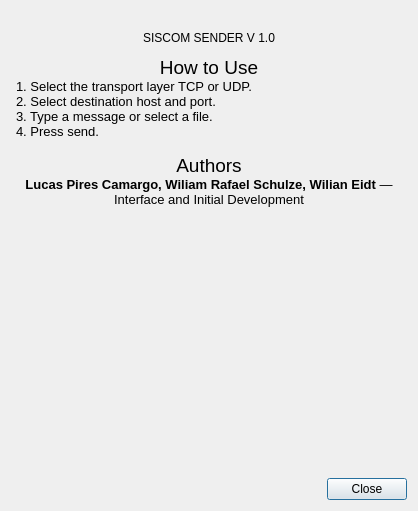
lucaspcamargo/ufsc-siscom-sender, file siscom-sender/helpdialog.ui: the form before one commit.
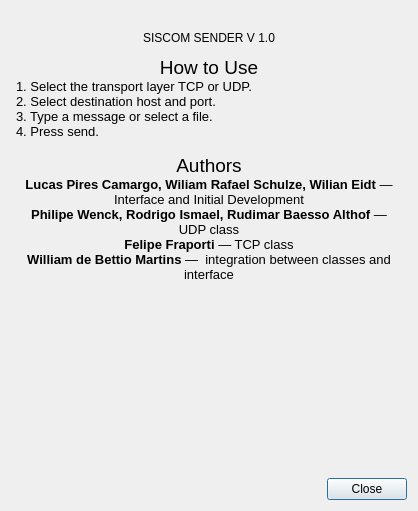
The form after the commit. Icons and pictures are not drawn.

What changed in the file:
```diff
--- a/siscom-sender/helpdialog.ui
+++ b/siscom-sender/helpdialog.ui
@@ -61,7 +61,10 @@
 &lt;p style=&quot; margin-top:0px; margin-bottom:0px; margin-left:0px; margin-right:0px; -qt-block-indent:0; text-indent:0px;&quot;&gt;&lt;span style=&quot; font-family:'Noto Sans UI'; font-size:10pt;&quot;&gt;4. Press send.&lt;/span&gt;&lt;/p&gt;
 &lt;p style=&quot;-qt-paragraph-type:empty; margin-top:0px; margin-bottom:0px; margin-left:0px; margin-right:0px; -qt-block-indent:0; text-indent:0px; font-family:'Noto Sans UI'; font-size:10pt;&quot;&gt;&lt;br /&gt;&lt;/p&gt;
 &lt;p align=&quot;center&quot; style=&quot; margin-top:0px; margin-bottom:0px; margin-left:0px; margin-right:0px; -qt-block-indent:0; text-indent:0px;&quot;&gt;&lt;span style=&quot; font-family:'Noto Sans UI'; font-size:14pt;&quot;&gt;Authors&lt;/span&gt;&lt;/p&gt;
-&lt;p align=&quot;center&quot; style=&quot; margin-top:0px; margin-bottom:0px; margin-left:0px; margin-right:0px; -qt-block-indent:0; text-indent:0px;&quot;&gt;&lt;span style=&quot; font-family:'Noto Sans UI'; font-size:10pt; font-weight:600;&quot;&gt;Lucas Pires Camargo, Wiliam Rafael Schulze, Wilian Eidt&lt;/span&gt;&lt;span style=&quot; font-family:'Noto Sans UI'; font-size:10pt;&quot;&gt; — Interface and Initial Development&lt;/span&gt;&lt;/p&gt;&lt;/body&gt;&lt;/html&gt;</string>
+&lt;p align=&quot;center&quot; style=&quot; margin-top:0px; margin-bottom:0px; margin-left:0px; margin-right:0px; -qt-block-indent:0; text-indent:0px;&quot;&gt;&lt;span style=&quot; font-family:'Noto Sans UI'; font-size:10pt; font-weight:600;&quot;&gt;Lucas Pires Camargo, Wiliam Rafael Schulze, Wilian Eidt&lt;/span&gt;&lt;span style=&quot; font-family:'Noto Sans UI'; font-size:10pt;&quot;&gt; — Interface and Initial Development&lt;/span&gt;&lt;/p&gt;
+&lt;p align=&quot;center&quot; style=&quot; margin-top:0px; margin-bottom:0px; margin-left:0px; margin-right:0px; -qt-block-indent:0; text-indent:0px;&quot;&gt;&lt;span style=&quot; font-family:'Noto Sans UI'; font-size:10pt; font-weight:600;&quot;&gt;Philipe Wenck, Rodrigo Ismael, Rudimar Baesso Althof&lt;/span&gt;&lt;span style=&quot; font-family:'Noto Sans UI'; font-size:10pt;&quot;&gt; — UDP class&lt;/span&gt;&lt;/p&gt;
+&lt;p align=&quot;center&quot; style=&quot; margin-top:0px; margin-bottom:0px; margin-left:0px; margin-right:0px; -qt-block-indent:0; text-indent:0px;&quot;&gt;&lt;span style=&quot; font-family:'Noto Sans UI'; font-size:10pt; font-weight:600;&quot;&gt;Felipe Fraporti &lt;/span&gt;&lt;span style=&quot; font-family:'Noto Sans UI'; font-size:10pt;&quot;&gt;— TCP class&lt;/span&gt;&lt;/p&gt;
+&lt;p align=&quot;center&quot; style=&quot; margin-top:0px; margin-bottom:0px; margin-left:0px; margin-right:0px; -qt-block-indent:0; text-indent:0px;&quot;&gt;&lt;span style=&quot; font-family:'Noto Sans UI'; font-size:10pt; font-weight:600;&quot;&gt;William de Bettio Martins &lt;/span&gt;&lt;span style=&quot; font-family:'Noto Sans UI'; font-size:10pt;&quot;&gt;—  integration between classes and interface&lt;/span&gt;&lt;/p&gt;&lt;/body&gt;&lt;/html&gt;</string>
      </property>
     </widget>
    </item>
```
